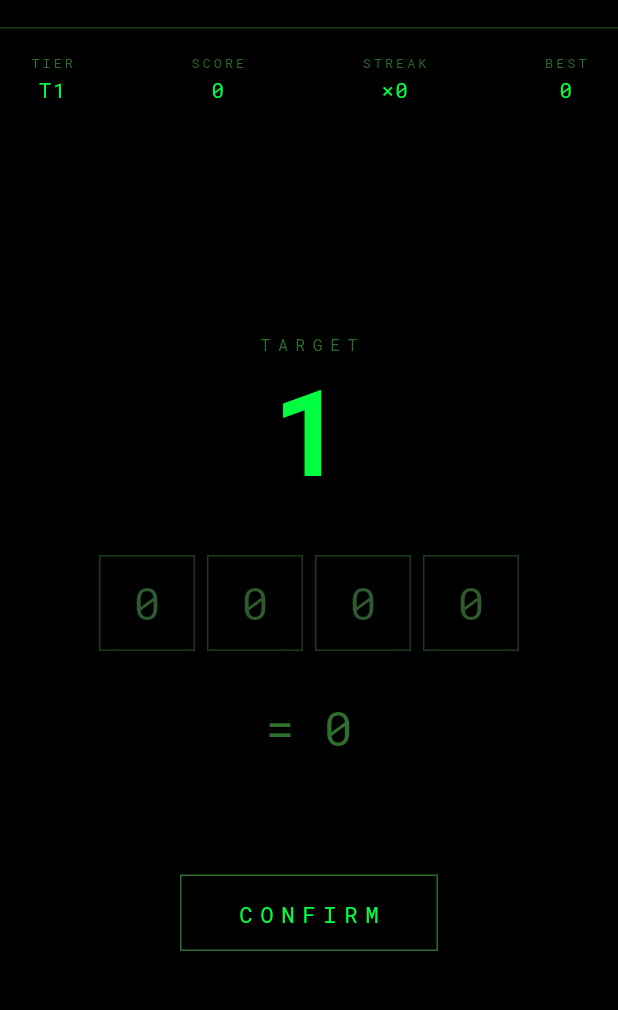
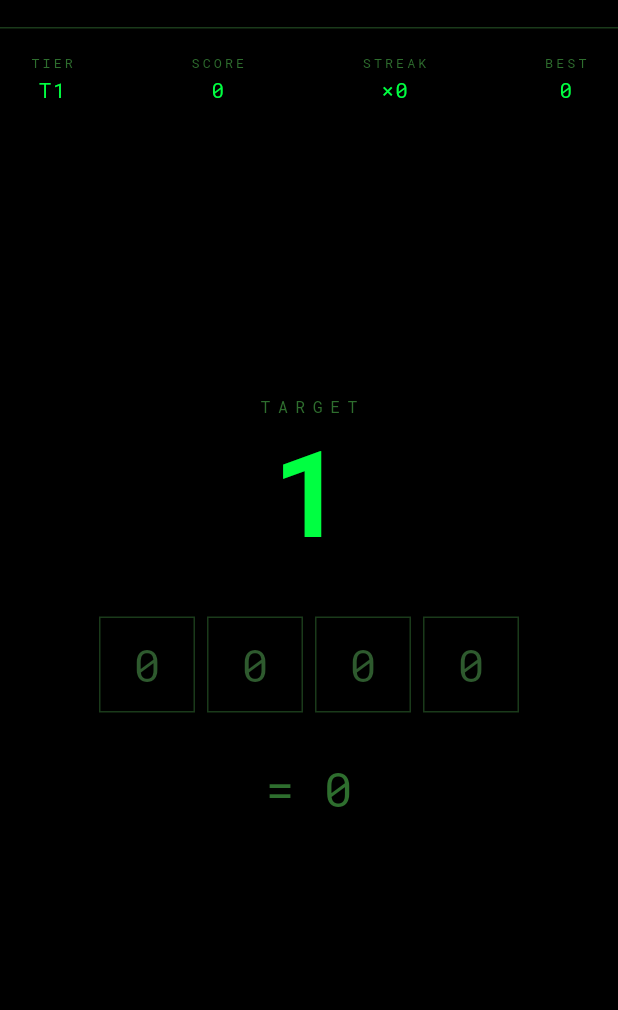
Before and after one commit to jankovicsrb-droid/go-binary-rush, a Flutter app: the GameScreen screen opened directly, on a phone screen of 412 x 824 dp, the part 57-1067 px from its top. Run offline on Flutter 3.47's test engine with Material 3 defaults, Android fonts, the phone set to English and light mode, and no system bars; our stand-ins replace google_fonts, shared_preferences; accounts and stored records are empty.

Commit message:
Auto-confirm Match mode — trigger success on bit toggle, remove CONFIRM button
Co-Authored-By: Claude Sonnet 4.6 <noreply@anthropic.com>

```diff
--- a/lib/screens/game_screen.dart
+++ b/lib/screens/game_screen.dart
@@ -6,7 +6,6 @@ import '../widgets/bit_row.dart';
 const Color _green = Color(0xFF00FF41);
 const Color _dimGreen = Color(0xFF2E6E2E);
 const Color _muteGreen = Color(0xFF1A3A1A);
-const Color _red = Color(0xFFFF4040);
 
 class GameScreen extends StatefulWidget {
   const GameScreen({super.key});
@@ -22,7 +21,6 @@ class _GameScreenState extends State<GameScreen>
   int _target = 0;
   List<int> _bits = [];
   bool _solved = false;
-  bool _wrong = false;
   bool _loaded = false;
   double _flashOpacity = 0.0;
 
@@ -77,11 +75,10 @@ class _GameScreenState extends State<GameScreen>
     final newBits = List<int>.from(_bits);
     newBits[index] = newBits[index] == 0 ? 1 : 0;
     setState(() => _bits = newBits);
+    if (_computeValue(newBits) == _target) _triggerSuccess();
   }
 
-  void _confirm() {
-    if (_solved) return;
-    if (_computeValue(_bits) == _target) {
+  void _triggerSuccess() {
     _scoreEngine!.onCorrect();
     setState(() {
       _solved = true;
@@ -91,12 +88,6 @@ class _GameScreenState extends State<GameScreen>
     Future.delayed(const Duration(milliseconds: 120), () {
       if (mounted) setState(() => _flashOpacity = 0.0);
     });
-    } else {
-      setState(() => _wrong = true);
-      Future.delayed(const Duration(milliseconds: 700), () {
-        if (mounted) setState(() => _wrong = false);
-      });
-    }
   }
 
   void _next() {
@@ -107,7 +98,6 @@ class _GameScreenState extends State<GameScreen>
       _target = gen.next();
       _bits = List.filled(gen.currentBits, 0);
       _solved = false;
-      _wrong = false;
     });
   }
 
@@ -258,29 +248,6 @@ class _GameScreenState extends State<GameScreen>
         ],
       );
     }
-    return Column(
-      children: [
-        AnimatedOpacity(
-          opacity: _wrong ? 1.0 : 0.0,
-          duration: const Duration(milliseconds: 100),
-          child: const Text(
-            'WRONG',
-            style: TextStyle(fontSize: 13, color: _red, letterSpacing: 5),
-          ),
-        ),
-        const SizedBox(height: 12),
-        GestureDetector(
-          onTap: _confirm,
-          child: Container(
-            padding: const EdgeInsets.symmetric(horizontal: 36, vertical: 14),
-            decoration: BoxDecoration(border: Border.all(color: _dimGreen)),
-            child: const Text(
-              'CONFIRM',
-              style: TextStyle(fontSize: 15, color: _green, letterSpacing: 5),
-            ),
-          ),
-        ),
-      ],
-    );
+    return const SizedBox.shrink();
   }
 }
```
Lines whose indentation alone changed are shown as unchanged.
